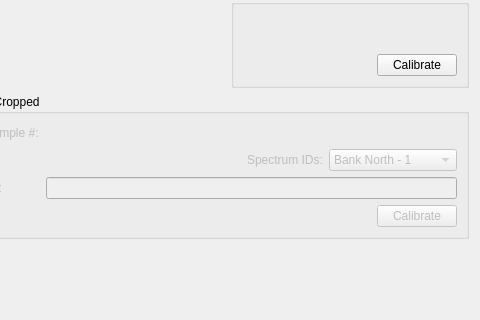
Old version of the form MantidQt/CustomInterfaces/inc/MantidQtCustomInterfaces/EnggDiffraction/EnggDiffractionQtTabCalib.ui in the repository mantidproject/mantid; both pictures show x 97 to 577 and y 179 to 499 of the 577 by 628 pixel window.
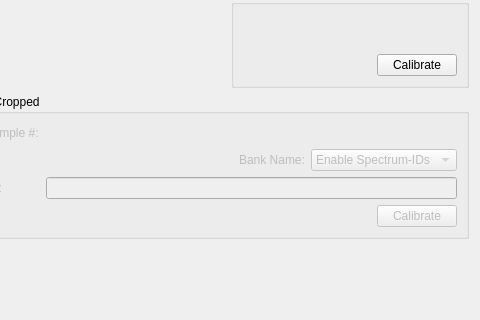
New version of the form. Custom widgets are drawn as their Qt base class.

```diff
--- a/MantidQt/CustomInterfaces/inc/MantidQtCustomInterfaces/EnggDiffraction/EnggDiffractionQtTabCalib.ui
+++ b/MantidQt/CustomInterfaces/inc/MantidQtCustomInterfaces/EnggDiffraction/EnggDiffractionQtTabCalib.ui
@@ -239,12 +239,17 @@
         <item>
          <widget class="QLabel" name="label_calib_cropped_spec_ids">
           <property name="text">
-           <string>Spectrum IDs:</string>
+           <string>Bank Name:</string>
           </property>
          </widget>
         </item>
         <item>
          <widget class="QComboBox" name="comboBox_calib_cropped_bank_name">
+          <item>
+           <property name="text">
+            <string>Enable Spectrum-IDs</string>
+           </property>
+          </item>
           <item>
            <property name="text">
             <string>Bank North - 1</string>
```
Left out of the diff: 5 changed lines with no effect on the pictures.
